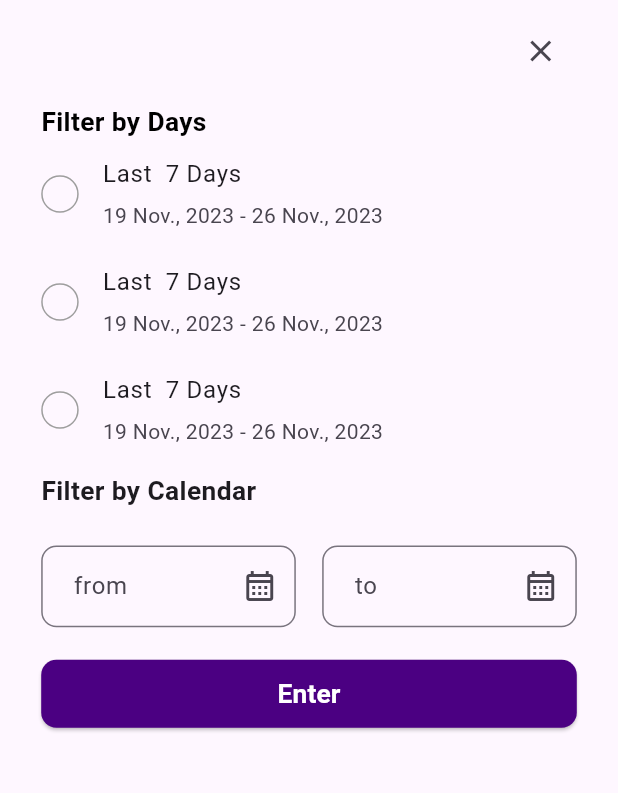
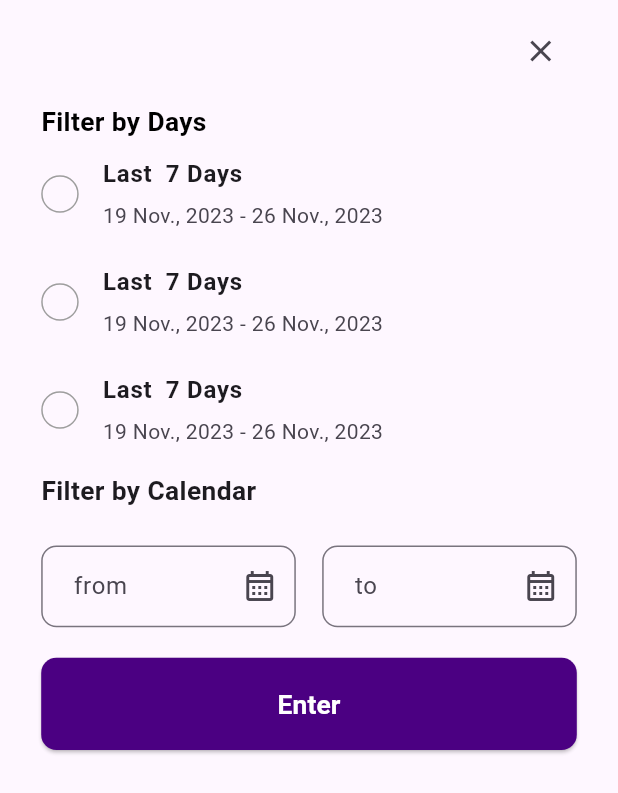
Before and after one commit to obasanmichael/test_app, a Flutter app: the FilterContainer widget shown alone on an empty page, opened directly, on a phone screen of 412 x 824 dp. Shown: the top 793 px of the screen. Run offline on Flutter 3.47's test engine with Material 3 defaults, Android fonts, the phone set to English and light mode, and no system bars; drawn by our look-alikes of roundcheckbox; our stand-ins replace flutter_rating_bar, flutter_screenutil, go_router, shimmer, smooth_page_indicator; missing offline and left inert: passwordfield.

Commit message:
completed the UI for the screens

```diff
--- a/lib/screens/success_statement.dart
+++ b/lib/screens/success_statement.dart
@@ -1,5 +1,6 @@
 import 'package:flutter/material.dart';
 import 'package:flutter_screenutil/flutter_screenutil.dart';
+import 'package:go_router/go_router.dart';
 
 class SuccessStatement extends StatelessWidget {
   const SuccessStatement({super.key});
@@ -10,7 +11,6 @@ class SuccessStatement extends StatelessWidget {
       body: Padding(
         padding: EdgeInsets.symmetric(horizontal: 20.w, vertical: 20.h),
         child: Column(
-          // mainAxisAlignment: MainAxisAlignment.center,
           children: [
             Spacer(),
             Image.asset('assets/images/ellipses.png'),
@@ -54,7 +54,9 @@ class SuccessStatement extends StatelessWidget {
             SizedBox(
               width: double.infinity,
               child: ElevatedButton(
-                onPressed: () {},
+                onPressed: () {
+                  context.go("/transaction");
+                },
                 style: ElevatedButton.styleFrom(
                   padding: EdgeInsets.symmetric(vertical: 15.h),
                   backgroundColor: Colors.white,
--- a/lib/screens/transactions/components/filter_container.dart
+++ b/lib/screens/transactions/components/filter_container.dart
@@ -99,7 +99,7 @@ class _FilterContainerState extends State<FilterContainer> {
             child: ElevatedButton(
               onPressed: () {},
               style: ElevatedButton.styleFrom(
-                padding: EdgeInsets.symmetric(vertical: 10.h),
+                padding: EdgeInsets.symmetric(vertical: 18.h),
                 backgroundColor: Color(0xff4B0082),
                 shape: RoundedRectangleBorder(
                   borderRadius: BorderRadius.circular(10.r),
@@ -133,10 +133,17 @@ class DateListTile extends StatelessWidget {
       leading: RoundCheckBox(
         onTap: (val) {},
         size: 25,
+        checkedColor: Color(0xff4B0082),
       ),
       title: Column(
         crossAxisAlignment: CrossAxisAlignment.start,
-        children: [Text('Last  7 Days'), SizedBox(height: 5.h)],
+        children: [
+          Text(
+            'Last  7 Days',
+            style: TextStyle(fontWeight: FontWeight.w700),
+          ),
+          SizedBox(height: 5.h)
+        ],
       ),
       subtitle: Text('19 Nov., 2023 - 26 Nov., 2023'),
     );
```
Also changed, not shown: lib/screens/transactions/components/format_container.dart (+6 -2 lines), lib/screens/transactions/transaction_statement.dart (+40 -9 lines).
